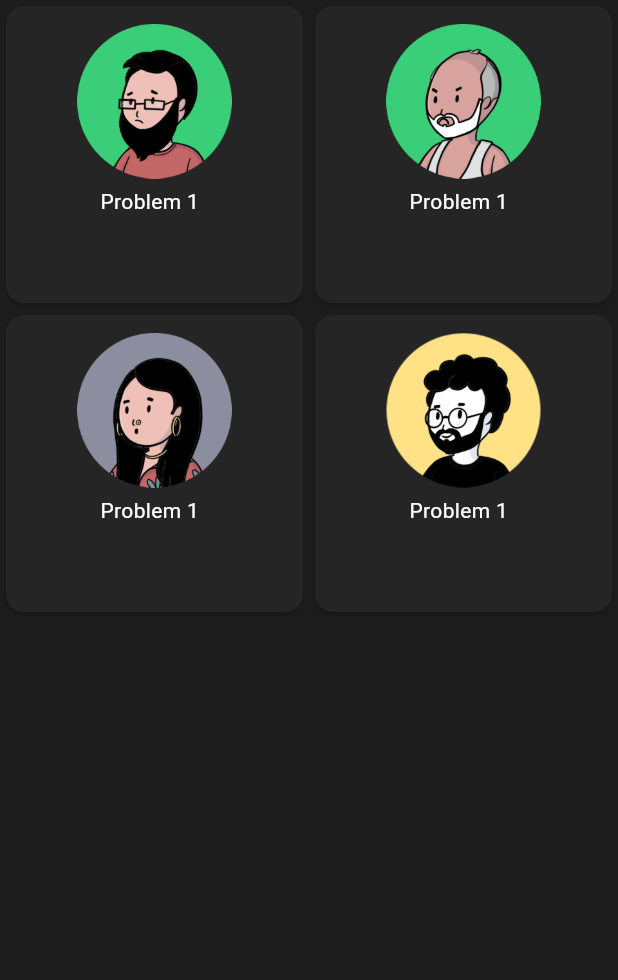
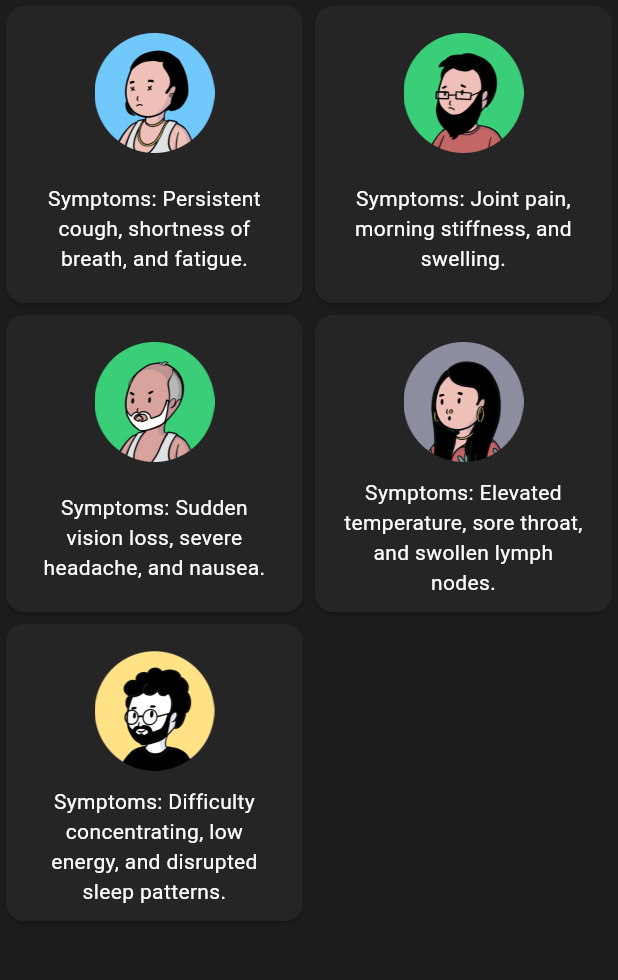
Before and after one commit to adityathakurxd/doctordiagnose, a Flutter app: the screen it shows after launch, on a phone screen of 412 x 824 dp, the part 84-1064 px from its top. Run offline on Flutter 3.47's test engine with Material 3 defaults, Android fonts, the phone set to English and light mode, and no system bars.

Commit message:
Modifies the UI and adds some data

```diff
--- /dev/null
+++ b/lib/data/data.dart
@@ -0,0 +1,22 @@
+List<Map<String, String>> medicalScenarios = [
+  {
+    'symptom': 'Persistent cough, shortness of breath, and fatigue.',
+    'possibleAnswer': 'Chronic Obstructive Pulmonary Disease (COPD)',
+  },
+  {
+    'symptom': 'Joint pain, morning stiffness, and swelling.',
+    'possibleAnswer': 'Rheumatoid Arthritis',
+  },
+  {
+    'symptom': 'Sudden vision loss, severe headache, and nausea.',
+    'possibleAnswer': 'Migraine with Aura or Retinal Artery Occlusion',
+  },
+  {
+    'symptom': 'Elevated temperature, sore throat, and swollen lymph nodes.',
+    'possibleAnswer': 'Viral Infection (such as the flu or common cold)',
+  },
+  {
+    'symptom': 'Difficulty concentrating, low energy, and disrupted sleep patterns.',
+    'possibleAnswer': 'Depression or Chronic Fatigue Syndrome',
+  },
+];
--- /dev/null
+++ b/lib/screens/diagnose_screen.dart
@@ -0,0 +1,15 @@
+import 'package:flutter/cupertino.dart';
+import 'package:flutter/material.dart';
+
+class DiagnoseScreen extends StatelessWidget {
+  const DiagnoseScreen({super.key});
+
+  @override
+  Widget build(BuildContext context) {
+    return Scaffold(
+      appBar: AppBar(
+        title: const Text("Diagnose Screen"),
+      ),
+    );
+  }
+}
--- a/lib/screens/home_screen.dart
+++ b/lib/screens/home_screen.dart
@@ -1,3 +1,5 @@
+import 'package:doctordiagnose/data/data.dart';
+import 'package:doctordiagnose/screens/diagnose_screen.dart';
 import 'package:flutter/cupertino.dart';
 import 'package:flutter/material.dart';
 import 'package:flutter/widgets.dart';
@@ -14,42 +16,53 @@ class HomeScreen extends StatelessWidget {
           style: Theme.of(context).textTheme.titleMedium,
         ),
       ),
-      body: MediaQuery.removePadding(
-        context: context,
-        removeTop: true,
+      body: Center(
+        child: SizedBox(
+          width: 600,
           child: GridView.builder(
               gridDelegate: const SliverGridDelegateWithFixedCrossAxisCount(
                 crossAxisCount: 2,
               ),
-            itemCount: 4,
+              itemCount: 5,
               itemBuilder: (BuildContext context, int index) {
-              return Card(
+                final scenario = medicalScenarios[index];
+                return GestureDetector(
+                  onTap: () => {
+                    Navigator.of(context).push(MaterialPageRoute(
+                        builder: (context) => const DiagnoseScreen()))
+                  },
+                  child: Card(
                       color: const Color(0xFF252525),
                       child: Column(
+                        crossAxisAlignment: CrossAxisAlignment.center,
                         children: [
                           const SizedBox(
-                        height: 12,
+                            height: 18,
                           ),
                           SizedBox(
-                        width: MediaQuery.of(context).size.width * 0.25,
+                            width: 80,
                             child: Image(
-                          image: AssetImage(
-                              'assets/avatars/avatar${index + 1}.png'),
+                              image:
+                                  AssetImage('assets/avatars/avatar$index.png'),
                             ),
                           ),
-                      const SizedBox(
-                        height: 5,
-                      ),
-                      SizedBox(
-                        width: MediaQuery.of(context).size.width * 0.20,
-                        child: const Padding(
-                          padding: EdgeInsets.symmetric(horizontal: 5.0),
-                          child: Text("Problem 1"),
+                          const Spacer(),
+                          Padding(
+                            padding:
+                                const EdgeInsets.symmetric(horizontal: 18.0),
+                            child: Center(
+                              child: Text(
+                                'Symptoms: ${scenario['symptom']}',
+                                textAlign: TextAlign.center,
                               ),
                             ),
+                          ),
+                          const Spacer(),
                         ],
-                  ));
+                      )),
+                );
               }),
+        ),
       ),
     );
   }
```
Also changed, not shown: assets/avatars/avatar0.png (added). Lines whose indentation alone changed are shown as unchanged.
